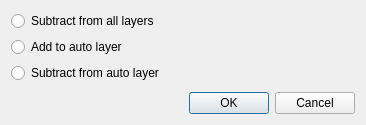
The window that filters/output/ui/PictureZonePropDialog.ui (4lex4/scantailor-advanced) describes before a commit, drawn with Qt 5.
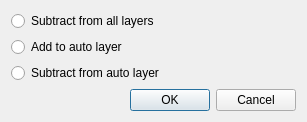
The same window after the commit.

```diff
--- a/filters/output/ui/PictureZonePropDialog.ui
+++ b/filters/output/ui/PictureZonePropDialog.ui
@@ -6,8 +6,8 @@
    <rect>
     <x>0</x>
     <y>0</y>
-    <width>366</width>
-    <height>125</height>
+    <width>307</width>
+    <height>116</height>
    </rect>
   </property>
   <property name="windowTitle">
```
